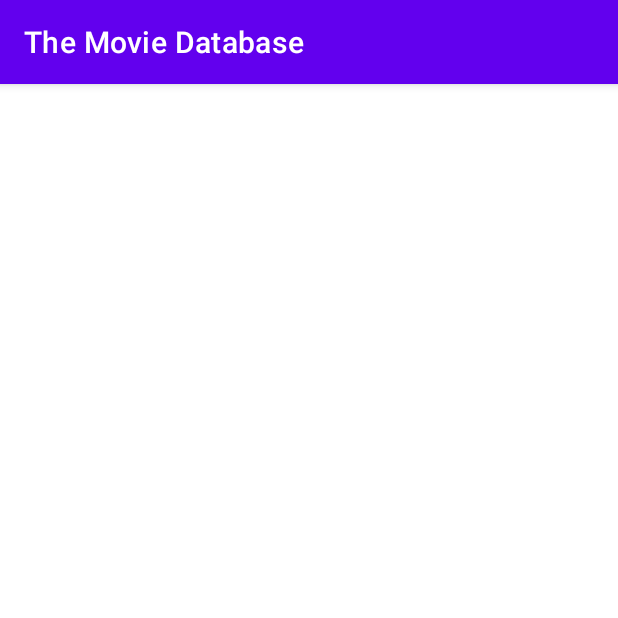
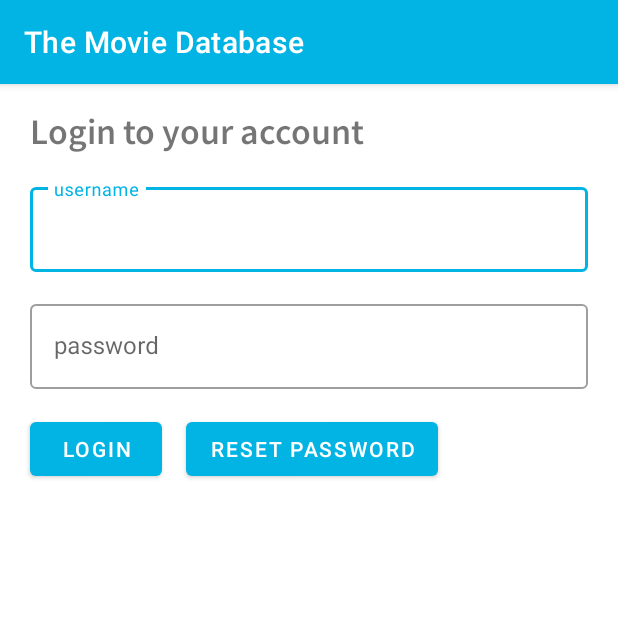
Before and after one commit to SekaPule/TheMovieDatabase, an Android app: the screen it shows after launch (MainActivity), on a phone screen of 412 x 824 dp, the top half of it. Run offline under Robolectric (Android 15) with nearby library versions, the phone set to English and light mode, and no system bars.

Commit message:
Authorization screen added

```diff
--- a/app/build.gradle
+++ b/app/build.gradle
@@ -37,6 +37,11 @@ android {
 
 dependencies {
 
+    //Fragment
+    def fragment_version = '1.5.4'
+
+    implementation "androidx.fragment:fragment-ktx:$fragment_version"
+
     implementation 'androidx.core:core-ktx:1.7.0'
     implementation 'androidx.appcompat:appcompat:1.5.1'
     implementation 'com.google.android.material:material:1.7.0'
--- a/app/src/main/java/com/example/themoviedatabase/MainActivity.kt
+++ b/app/src/main/java/com/example/themoviedatabase/MainActivity.kt
@@ -2,10 +2,25 @@ package com.example.themoviedatabase
 
 import androidx.appcompat.app.AppCompatActivity
 import android.os.Bundle
+import androidx.fragment.app.commit
+import com.example.themoviedatabase.databinding.ActivityMainBinding
+import com.example.themoviedatabase.ui.screens.AuthScreenFragment
 
 class MainActivity : AppCompatActivity() {
+
+    private lateinit var binding: ActivityMainBinding
+
     override fun onCreate(savedInstanceState: Bundle?) {
         super.onCreate(savedInstanceState)
-        setContentView(R.layout.activity_main)
+
+        binding = ActivityMainBinding.inflate(layoutInflater)
+        setContentView(binding.root)
+
+        supportFragmentManager.commit {
+            replace(
+                binding.containerView.id,
+                AuthScreenFragment.newInstance()
+            )
+        }
     }
 }
--- /dev/null
+++ b/app/src/main/java/com/example/themoviedatabase/ui/screens/AuthScreenFragment.kt
@@ -0,0 +1,27 @@
+package com.example.themoviedatabase.ui.screens
+
+import android.os.Bundle
+import androidx.fragment.app.Fragment
+import android.view.LayoutInflater
+import android.view.View
+import android.view.ViewGroup
+import androidx.fragment.app.commit
+import com.example.themoviedatabase.R
+import com.example.themoviedatabase.databinding.FragmentAuthScreenBinding
+
+class AuthScreenFragment : Fragment() {
+    private lateinit var binding: FragmentAuthScreenBinding
+
+    override fun onCreateView(
+        inflater: LayoutInflater, container: ViewGroup?,
+        savedInstanceState: Bundle?
+    ): View {
+        binding = FragmentAuthScreenBinding.inflate(inflater)
+        return binding.root
+    }
+
+    companion object {
+        @JvmStatic
+        fun newInstance() = AuthScreenFragment()
+    }
+}
--- /dev/null
+++ b/app/src/main/res/drawable/edit_text_bg.xml
@@ -0,0 +1,20 @@
+<?xml version="1.0" encoding="utf-8"?>
+<selector xmlns:android="http://schemas.android.com/apk/res/android">
+
+    <item android:state_enabled="true" android:state_focused="true">
+        <shape android:shape="rectangle">
+            <solid android:color="@android:color/white" />
+            <corners android:radius="@dimen/edit_text_corner_radius"/>
+            <stroke android:width="@dimen/edit_text_border_size" android:color="@color/light_blue" />
+        </shape>
+    </item>
+
+    <item android:state_enabled="true">
+        <shape android:shape="rectangle">
+            <solid android:color="@android:color/white" />
+            <corners android:radius="@dimen/edit_text_corner_radius"/>
+            <stroke android:width="@dimen/edit_text_border_size" android:color="@android:color/darker_gray" />
+        </shape>
+    </item>
+
+</selector>
--- a/app/src/main/res/layout/activity_main.xml
+++ b/app/src/main/res/layout/activity_main.xml
@@ -1,7 +1,6 @@
 <?xml version="1.0" encoding="utf-8"?>
-<androidx.constraintlayout.widget.ConstraintLayout xmlns:android="http://schemas.android.com/apk/res/android"
-    xmlns:tools="http://schemas.android.com/tools"
+<androidx.fragment.app.FragmentContainerView xmlns:android="http://schemas.android.com/apk/res/android"
+    android:id="@+id/container_view"
     android:layout_width="match_parent"
-    android:layout_height="match_parent"
-    tools:context=".MainActivity">
-</androidx.constraintlayout.widget.ConstraintLayout>
+    android:layout_height="match_parent">
+</androidx.fragment.app.FragmentContainerView>
--- /dev/null
+++ b/app/src/main/res/layout/fragment_auth_screen.xml
@@ -0,0 +1,94 @@
+<?xml version="1.0" encoding="utf-8"?>
+<ScrollView xmlns:android="http://schemas.android.com/apk/res/android"
+    xmlns:app="http://schemas.android.com/apk/res-auto"
+    xmlns:tools="http://schemas.android.com/tools"
+    android:layout_width="match_parent"
+    android:layout_height="wrap_content"
+    tools:context=".ui.screens.AuthScreenFragment">
+
+    <androidx.constraintlayout.widget.ConstraintLayout
+        android:layout_width="match_parent"
+        android:layout_height="wrap_content">
+
+        <androidx.constraintlayout.widget.Guideline
+            android:id="@+id/auth_screen_left_guideline"
+            android:layout_width="wrap_content"
+            android:layout_height="wrap_content"
+            android:orientation="vertical"
+            app:layout_constraintGuide_begin="@dimen/main_content_margin" />
+
+        <androidx.constraintlayout.widget.Guideline
+            android:id="@+id/auth_screen_right_guideline"
+            android:layout_width="wrap_content"
+            android:layout_height="wrap_content"
+            android:orientation="vertical"
+            app:layout_constraintGuide_end="@dimen/main_content_margin" />
+
+        <com.google.android.material.textview.MaterialTextView
+            android:id="@+id/auth_screen_header"
+            android:layout_width="0dp"
+            android:layout_height="wrap_content"
+            android:fontFamily="@font/source_sans_pro_semibold"
+            android:text="@string/auth_screen_header"
+            android:textSize="@dimen/header_size"
+            app:layout_constraintEnd_toEndOf="@id/auth_screen_right_guideline"
+            app:layout_constraintStart_toStartOf="@id/auth_screen_left_guideline"
+            app:layout_constraintTop_toTopOf="parent"
+            android:layout_marginTop="@dimen/main_margin"/>
+
+        <com.google.android.material.textfield.TextInputLayout
+            android:id="@+id/username_text_input_layout"
+            android:layout_width="0dp"
+            android:layout_height="@dimen/text_input_layout_height"
+            android:layout_marginTop="@dimen/main_margin"
+            style="@style/Widget.MaterialComponents.TextInputLayout.OutlinedBox"
+            app:layout_constraintEnd_toEndOf="@id/auth_screen_right_guideline"
+            app:layout_constraintStart_toStartOf="@id/auth_screen_left_guideline"
+            app:layout_constraintTop_toBottomOf="@id/auth_screen_header"
+            android:hint="@string/username_text_input_hint">
+
+            <com.google.android.material.textfield.TextInputEditText
+                android:id="@+id/username_text_input_edit_text"
+                android:layout_width="match_parent"
+                android:layout_height="wrap_content"/>
+
+        </com.google.android.material.textfield.TextInputLayout>
+
+        <com.google.android.material.textfield.TextInputLayout
+            android:id="@+id/password_text_input_layout"
+            android:layout_width="0dp"
+            android:layout_height="@dimen/text_input_layout_height"
+            android:layout_marginTop="@dimen/main_margin"
+            style="@style/Widget.MaterialComponents.TextInputLayout.OutlinedBox"
+            app:layout_constraintEnd_toEndOf="@id/auth_screen_right_guideline"
+            app:layout_constraintStart_toStartOf="@id/auth_screen_left_guideline"
+            app:layout_constraintTop_toBottomOf="@id/username_text_input_layout"
+            android:hint="@string/password_text_input_hint" >
+
+            <com.google.android.material.textfield.TextInputEditText
+                android:id="@+id/password_text_input_edit_text"
+                android:layout_width="match_parent"
+                android:layout_height="wrap_content"/>
+
+        </com.google.android.material.textfield.TextInputLayout>
+
+        <com.google.android.material.button.MaterialButton
+            android:id="@+id/login_btn"
+            android:layout_width="wrap_content"
+            android:layout_height="wrap_content"
+            android:text="@string/login_btn_text"
+            android:layout_marginTop="@dimen/main_margin"
+            app:layout_constraintStart_toStartOf="@id/auth_screen_left_guideline"
+            app:layout_constraintTop_toBottomOf="@id/password_text_input_layout" />
+
+        <com.google.android.material.button.MaterialButton
+            android:id="@+id/reset_password_btn"
+            android:layout_width="wrap_content"
+            android:layout_height="wrap_content"
+            android:layout_marginStart="@dimen/main_margin"
+            android:text="@string/reset_password_btn_text"
+            app:layout_constraintStart_toEndOf="@id/login_btn"
+            app:layout_constraintTop_toTopOf="@id/login_btn" />
+
+    </androidx.constraintlayout.widget.ConstraintLayout>
+</ScrollView>
--- a/app/src/main/res/values/colors.xml
+++ b/app/src/main/res/values/colors.xml
@@ -7,4 +7,6 @@
     <color name="teal_700">#FF018786</color>
     <color name="black">#FF000000</color>
     <color name="white">#FFFFFFFF</color>
+    <color name="dark_blue">#000032</color>
+    <color name="light_blue">#01B4E4</color>
 </resources>
--- /dev/null
+++ b/app/src/main/res/values/dimens.xml
@@ -0,0 +1,10 @@
+<?xml version="1.0" encoding="utf-8"?>
+<resources>
+    <dimen name="header_size">24sp</dimen>
+    <dimen name="main_content_margin">20dp</dimen>
+    <dimen name="text_input_layout_height">62dp</dimen>
+    <dimen name="text_input_edit_text_height">48dp</dimen>
+    <dimen name="edit_text_corner_radius">12dp</dimen>
+    <dimen name="edit_text_border_size">2dp</dimen>
+    <dimen name="main_margin">16dp</dimen>
+</resources>
--- a/app/src/main/res/values/strings.xml
+++ b/app/src/main/res/values/strings.xml
@@ -1,3 +1,8 @@
 <resources>
     <string name="app_name">The Movie Database</string>
+    <string name="auth_screen_header">Login to your account</string>
+    <string name="username_text_input_hint">username</string>
+    <string name="login_btn_text">Login</string>
+    <string name="reset_password_btn_text">Reset password</string>
+    <string name="password_text_input_hint">password</string>
 </resources>
--- a/app/src/main/res/values/themes.xml
+++ b/app/src/main/res/values/themes.xml
@@ -1,16 +1,16 @@
-<resources xmlns:tools="http://schemas.android.com/tools">
+<resources>
     <!-- Base application theme. -->
     <style name="Theme.TheMovieDatabase" parent="Theme.MaterialComponents.DayNight.DarkActionBar">
         <!-- Primary brand color. -->
-        <item name="colorPrimary">@color/purple_500</item>
+        <item name="colorPrimary">@color/light_blue</item>
         <item name="colorPrimaryVariant">@color/purple_700</item>
         <item name="colorOnPrimary">@color/white</item>
         <!-- Secondary brand color. -->
-        <item name="colorSecondary">@color/teal_200</item>
+        <item name="colorSecondary">@color/dark_blue</item>
         <item name="colorSecondaryVariant">@color/teal_700</item>
         <item name="colorOnSecondary">@color/black</item>
         <!-- Status bar color. -->
-        <item name="android:statusBarColor" tools:targetApi="l">?attr/colorPrimaryVariant</item>
+        <item name="android:statusBarColor" >?attr/colorPrimary</item>
         <!-- Customize your theme here. -->
     </style>
 </resources>
```
Also changed, not shown: app/src/main/res/font/source_sans_pro_semibold.ttf (added), 2 other files.
